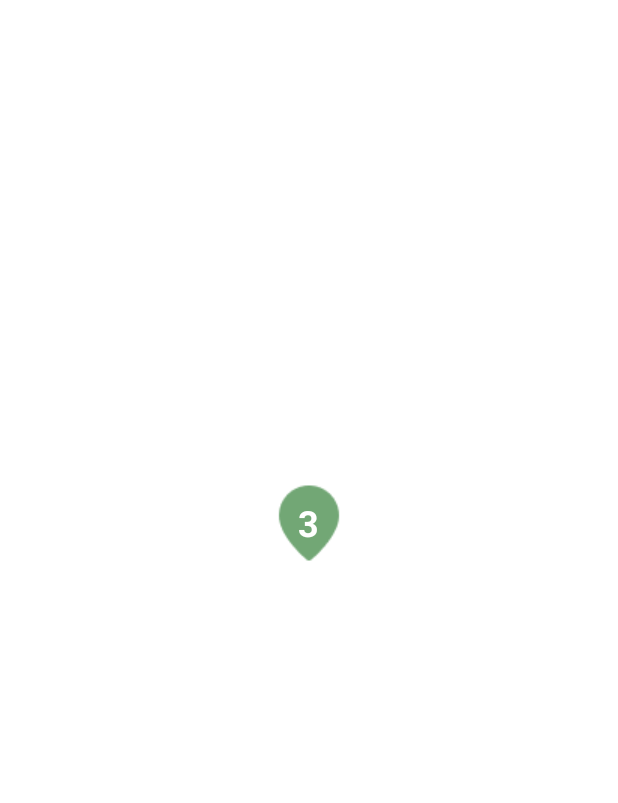
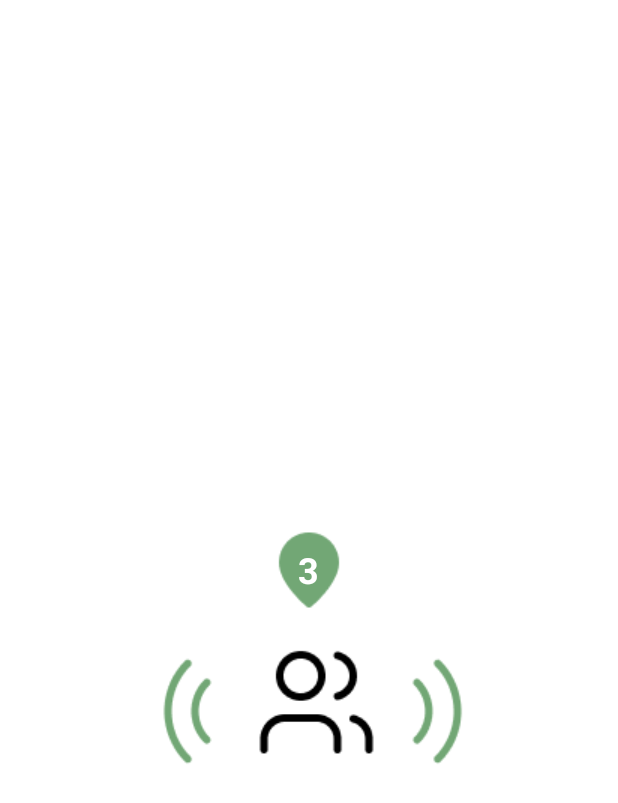
Before and after one commit to MuAring/frontend, an Android app: the fragment MapFragment shown on its own in the app's theme, on a phone screen of 412 x 824 dp. Shown: the top 803 px of the screen. Run offline under Robolectric (Android 15) with nearby library versions, the phone set to English and light mode, and no system bars.

Commit message:
#13 [feat]: 탐색 아이콘 추가

```diff
--- a/feature/src/main/res/layout/fragment_map.xml
+++ b/feature/src/main/res/layout/fragment_map.xml
@@ -6,12 +6,13 @@
 
 <!--    핀버튼-->
     <FrameLayout
+        android:id="@+id/btnContainer"
         android:layout_width="wrap_content"
         android:layout_height="wrap_content"
-        app:layout_constraintBottom_toTopOf="@id/musicCard"
+        app:layout_constraintTop_toTopOf="parent"
         app:layout_constraintStart_toStartOf="parent"
         app:layout_constraintEnd_toEndOf="parent"
-        android:layout_marginBottom="3dp">
+        android:layout_marginTop="350dp">
 
     <ImageButton
             android:id="@+id/btnShowMusic"
@@ -33,18 +34,30 @@
             android:layout_gravity="center"/>
     </FrameLayout>
 
+    <ImageView
+        android:id="@+id/imageNearby"
+        android:layout_width="236dp"
+        android:layout_height="109dp"
+        android:src="@drawable/nearby_search"
+        app:layout_constraintTop_toBottomOf="@id/btnContainer"
+        app:layout_constraintStart_toStartOf="parent"
+        app:layout_constraintEnd_toEndOf="parent"
+        android:layout_marginTop="10dp"
+        />
+
+
 <!--    프레임-->
     <androidx.cardview.widget.CardView
         android:id="@+id/musicCard"
         android:layout_width="290dp"
         android:layout_height="296dp"
-        android:layout_marginBottom="146dp"
         android:elevation="6dp"
+        android:visibility="invisible"
         app:cardCornerRadius="10dp"
+        app:layout_constraintTop_toBottomOf="@id/btnContainer"
         app:layout_constraintStart_toStartOf="parent"
         app:layout_constraintEnd_toEndOf="parent"
-        app:layout_constraintBottom_toBottomOf="parent"
-        android:visibility="invisible"
+        android:layout_marginTop="10dp"
         >
 
         <LinearLayout
```
Also changed, not shown: feature/src/main/res/drawable/nearby_search.png (added).
